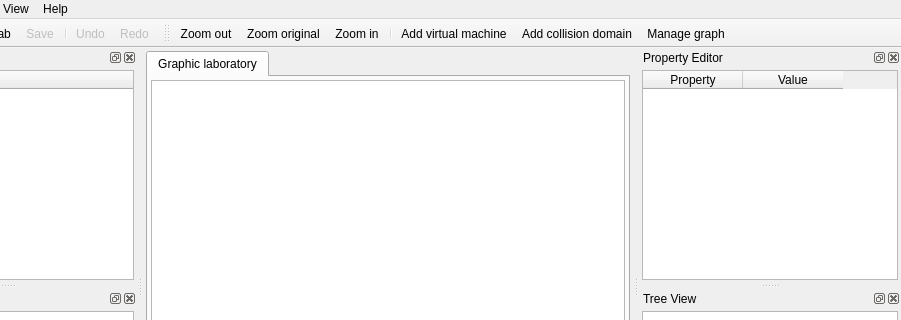
First picture: the form in ui/main.ui, repository slux83/visual-netkit, before the edit; both pictures show x 125 to 1026 and y 0 to 320 of the 1026 by 768 pixel window.
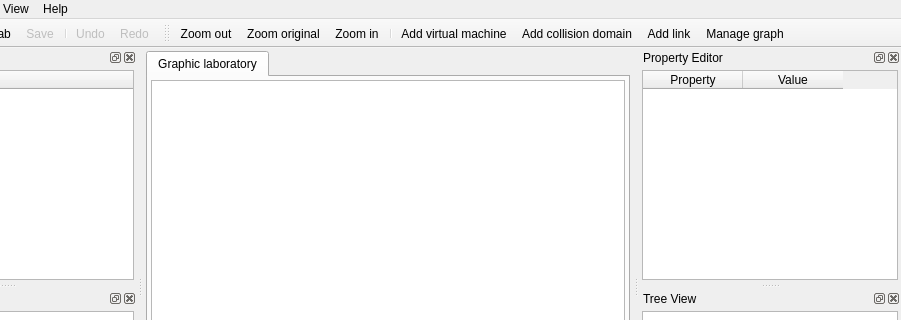
Second picture: the form after the edit. Icons and pictures are not drawn. Custom widgets are drawn as their Qt base class.

The edit to the form file:
```diff
--- a/ui/main.ui
+++ b/ui/main.ui
@@ -384,6 +384,7 @@
    <addaction name="separator" />
    <addaction name="actionAddVirtualMachine" />
    <addaction name="actionAddCollisionDomain" />
+   <addaction name="actionAddLink" />
    <addaction name="actionManageGraph" />
   </widget>
   <action name="actionNetkit_Lab" >
@@ -662,6 +663,17 @@
     <string>Manage graph</string>
    </property>
   </action>
+  <action name="actionAddLink" >
+   <property name="checkable" >
+    <bool>true</bool>
+   </property>
+   <property name="icon" >
+    <iconset resource="../resources/VisualNetkit.qrc" >:/menu/link_icon</iconset>
+   </property>
+   <property name="text" >
+    <string>Add link</string>
+   </property>
+  </action>
  </widget>
  <customwidgets>
   <customwidget>
```
Left out of the diff: 1 changed line with no effect on the pictures.
